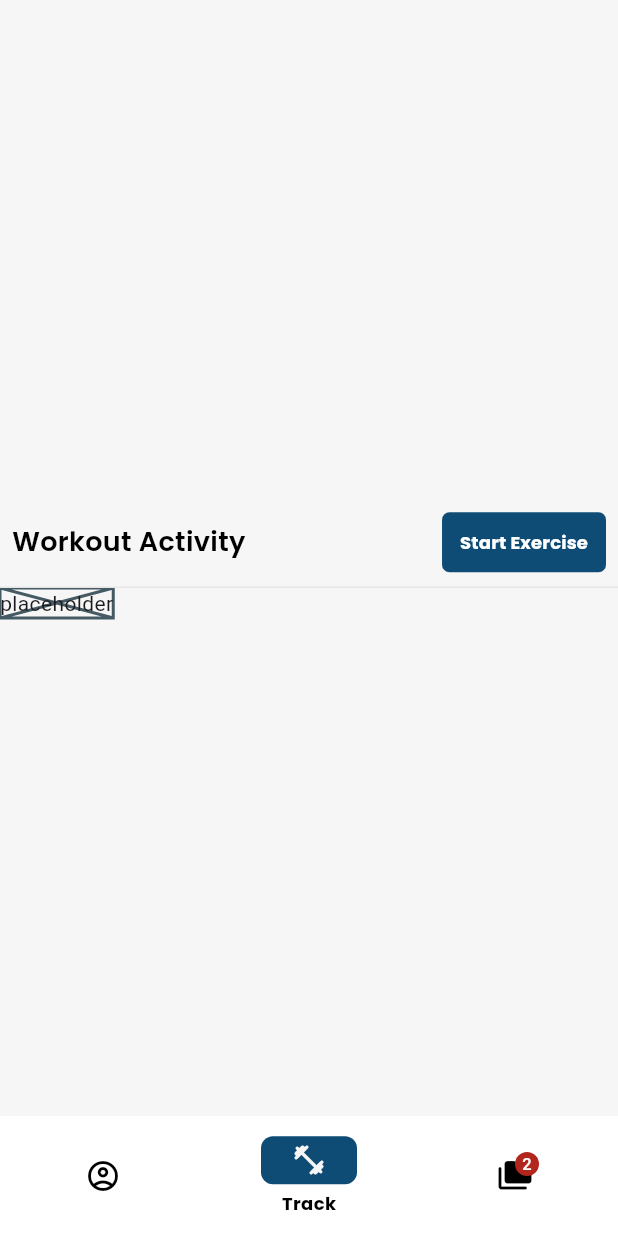
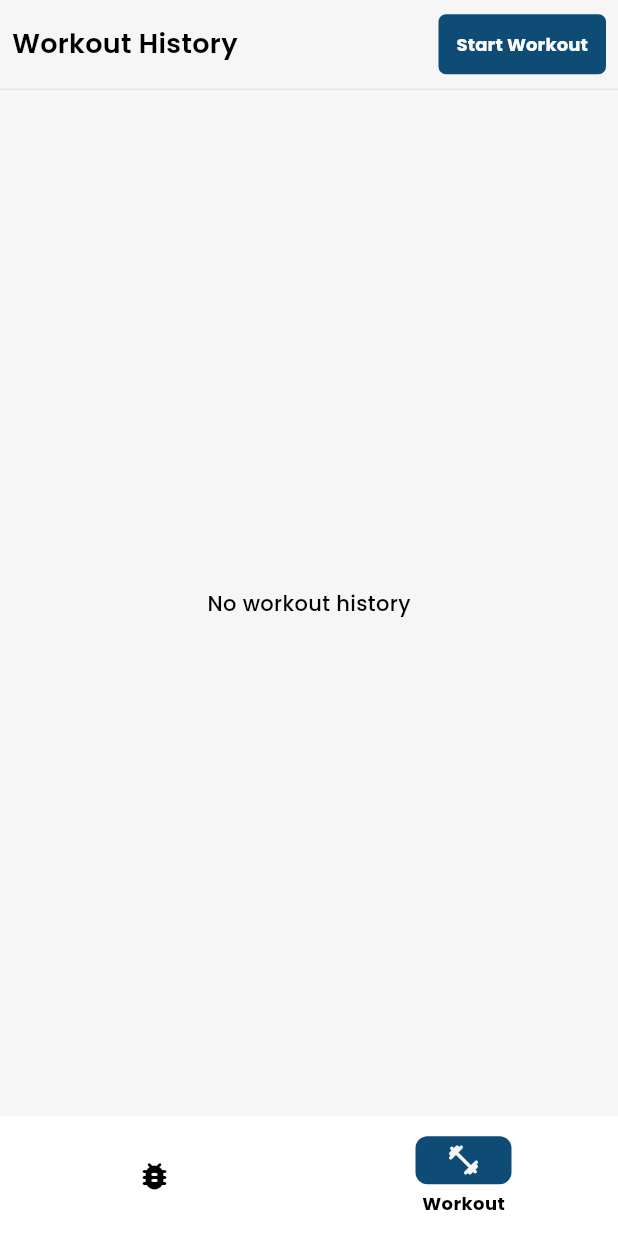
Before and after one commit to emmanuelrocha001/workout-tracker, a Flutter app: the screen it shows after launch, on a phone screen of 412 x 824 dp. Run offline on Flutter 3.47's test engine with Material 3 defaults, Android fonts, the phone set to English and light mode, and no system bars; our stand-ins replace google_fonts, shared_preferences.

Commit message:
add workout history list + some additional workout controls

```diff
--- a/lib/screens/main_content_navigator.dart
+++ b/lib/screens/main_content_navigator.dart
@@ -53,12 +53,12 @@ class _MainContentNavigatorState extends State<MainContentNavigator> {
           destinations: <Widget>[
             NavigationDestination(
               icon: Icon(
-                Icons.account_circle_outlined,
+                Icons.bug_report_rounded,
                 color: currentPageIndex == 0
                     ? ConfigProvider.backgroundColor
                     : Colors.black,
               ),
-              label: 'Profile',
+              label: 'Debug',
             ),
             NavigationDestination(
               icon: Icon(
@@ -67,22 +67,22 @@ class _MainContentNavigatorState extends State<MainContentNavigator> {
                     ? ConfigProvider.backgroundColor
                     : Colors.black,
               ),
-              label: 'Track',
+              label: 'Workout',
             ),
-            NavigationDestination(
-              icon: Badge(
-                label: Text(
-                  '2',
-                ),
-                child: Icon(
-                  Icons.folder_copy_rounded,
-                  color: currentPageIndex == 2
-                      ? ConfigProvider.backgroundColor
-                      : Colors.black,
-                ),
-              ),
-              label: 'Templates',
-            ),
+            // NavigationDestination(
+            //   icon: Badge(
+            //     label: Text(
+            //       '2',
+            //     ),
+            //     child: Icon(
+            //       Icons.folder_copy_rounded,
+            //       color: currentPageIndex == 2
+            //           ? ConfigProvider.backgroundColor
+            //           : Colors.black,
+            //     ),
+            //   ),
+            //   label: 'Templates',
+            // ),
           ],
         ),
       ),
@@ -103,16 +103,16 @@ class _MainContentNavigatorState extends State<MainContentNavigator> {
         const WorkoutPage(),
 
         /// Messages page
-        const Card(
-          shadowColor: Colors.transparent,
-          child: SizedBox.expand(
-            child: Center(
-              child: Text(
-                'Templates',
-              ),
-            ),
-          ),
-        ),
+        // const Card(
+        //   shadowColor: Colors.transparent,
+        //   child: SizedBox.expand(
+        //     child: Center(
+        //       child: Text(
+        //         'Templates',
+        //       ),
+        //     ),
+        //   ),
+        // ),
       ][currentPageIndex],
     );
   }
--- a/lib/widgets/exercise/exercise_list_item.dart
+++ b/lib/widgets/exercise/exercise_list_item.dart
@@ -82,7 +82,9 @@ class ExerciseListItem extends StatelessWidget {
           ),
         ),
         trailing: IconButton(
-          icon: const Icon(Icons.ondemand_video),
+          icon: const Icon(
+            Icons.play_circle_fill_rounded,
+          ),
           style: Theme.of(context).iconButtonTheme.style,
           onPressed: () {
             Helper.navigateToYoutube(
--- a/lib/widgets/workout/__workout_page.dart
+++ b/lib/widgets/workout/__workout_page.dart
@@ -4,7 +4,7 @@ import 'package:provider/provider.dart';
 import '../../providers/workout_provider.dart';
 
 import './_tracked_exercise_list.dart';
-import './_workout_activity_list.dart';
+import '_workout_history_list.dart';
 
 class WorkoutPage extends StatelessWidget {
   const WorkoutPage({super.key});
@@ -16,6 +16,6 @@ class WorkoutPage extends StatelessWidget {
     var isWorkoutInProgress = workoutProvider.isWorkoutInProgress();
     return isWorkoutInProgress
         ? const TrackedExerciseList()
-        : const WorkoutActivity();
+        : const WorkoutHistory();
   }
 }
--- a/lib/widgets/workout/_workout_activity_list.dart
+++ /dev/null
@@ -1,58 +0,0 @@
-import 'package:flutter/material.dart';
-import 'package:provider/provider.dart';
-
-import '../../providers/workout_provider.dart';
-import '../../utility.dart';
-
-import '../general/text_style_templates.dart';
-import '../general/overlay_content.dart';
-import '../../providers/config_provider.dart';
-
-class WorkoutActivity extends StatelessWidget {
-  const WorkoutActivity({super.key});
-
-  @override
-  Widget build(BuildContext context) {
-    var workoutProvider = Provider.of<WorkoutProvider>(
-      context,
-    );
-    return OverlayContent(
-      content: Placeholder(
-        child: Text("placeholder"),
-      ),
-      overLayContent: Row(
-        children: [
-          Padding(
-            padding: const EdgeInsets.all(ConfigProvider.defaultSpace),
-            child: Text(
-              "Workout Activity",
-              style: TextStyleTemplates.mediumBoldTextStyle(
-                  ConfigProvider.mainTextColor),
-            ),
-          ),
-          const Spacer(),
-          Align(
-            alignment: Alignment.centerRight,
-            child: Padding(
-              padding: const EdgeInsets.all(ConfigProvider.defaultSpace),
-              child: TextButton(
-                onPressed: () {
-                  workoutProvider.startWorkout();
-                },
-                style: TextButton.styleFrom(
-                  backgroundColor: ConfigProvider.mainColor,
-                ),
-                child: Text(
-                  "Start Exercise",
-                  style: TextStyleTemplates.smallBoldTextStyle(
-                    Utility.getTextColorBasedOnBackground(),
-                  ),
-                ),
-              ),
-            ),
-          ),
-        ],
-      ),
-    );
-  }
-}
--- /dev/null
+++ b/lib/widgets/workout/_workout_history_list.dart
@@ -0,0 +1,108 @@
+import 'package:flutter/material.dart';
+import 'package:provider/provider.dart';
+import '../../providers/config_provider.dart';
+
+import '../../providers/workout_provider.dart';
+import '../../utility.dart';
+import '../helper.dart';
+
+import '../general/text_style_templates.dart';
+import '../general/overlay_content.dart';
+
+import 'workout_history_list_item.dart';
+
+class WorkoutHistory extends StatefulWidget {
+  const WorkoutHistory({super.key});
+
+  @override
+  State<WorkoutHistory> createState() => _WorkoutHistoryState();
+}
+
+class _WorkoutHistoryState extends State<WorkoutHistory> {
+  @override
+  void initState() {
+    super.initState();
+    Future.delayed(Duration.zero, () {
+      // showCompletedWorkout();
+    });
+  }
+
+  void showCompletedWorkout() {
+    var workoutProvider = Provider.of<WorkoutProvider>(context, listen: false);
+    if (workoutProvider.showLatestWorkoutHistoryEntryAsFinished) {
+      print("showCompletedWorkout");
+      var workout = workoutProvider.latestWorkoutHistoryEntry;
+      if (workout != null) {
+        Helper.showPopUp(
+          context: context,
+          title: "Workout Completed",
+          content: Center(
+            child: WorkoutHistoryListItem(
+              workout: workout,
+            ),
+          ),
+        );
+      }
+    }
+  }
+
+  @override
+  Widget build(BuildContext context) {
+    var workoutProvider = Provider.of<WorkoutProvider>(
+      context,
+    );
+    return OverlayContent(
+      overLayContent: Row(
+        children: [
+          Padding(
+            padding: const EdgeInsets.all(ConfigProvider.defaultSpace),
+            child: Text(
+              "Workout History",
+              style: TextStyleTemplates.mediumBoldTextStyle(
+                  ConfigProvider.mainTextColor),
+            ),
+          ),
+          const Spacer(),
+          Align(
+            alignment: Alignment.centerRight,
+            child: Padding(
+              padding: const EdgeInsets.all(ConfigProvider.defaultSpace),
+              child: TextButton(
+                onPressed: () {
+                  workoutProvider.startWorkout();
+                },
+                style: TextButton.styleFrom(
+                  backgroundColor: ConfigProvider.mainColor,
+                ),
+                child: Text(
+                  "Start Workout",
+                  style: TextStyleTemplates.smallBoldTextStyle(
+                    Utility.getTextColorBasedOnBackground(),
+                  ),
+                ),
+              ),
+            ),
+          ),
+        ],
+      ),
+      content: workoutProvider.workoutHistory.isNotEmpty
+          ? ListView.builder(
+              itemCount: workoutProvider.workoutHistory.length,
+              itemBuilder: (context, index) {
+                return WorkoutHistoryListItem(
+                  workout: workoutProvider.workoutHistory[
+                      workoutProvider.workoutHistory.length - index - 1],
+                );
+              },
+            )
+          : Center(
+              child: Text(
+                "No workout history",
+                style: TextStyleTemplates.defaultTextStyle(
+                  ConfigProvider.mainTextColor,
+                ),
+              ),
+            ),
+    );
+  }
+}
```
Also changed, not shown: lib/providers/workout_provider.dart (+31 -1 lines), lib/screens/debug_page.dart (added, +11 -0 lines), lib/widgets/general/row_item.dart (added, +41 -0 lines), lib/widgets/workout/_tracked_exercise_list.dart (+73 -6 lines), lib/widgets/workout/tracked_exercise_list_item_body.dart (+11 -22 lines), lib/widgets/workout/tracked_exercise_list_item_header.dart (+32 -7 lines), lib/widgets/workout/workout_history_list_item.dart (added, +106 -0 lines).
